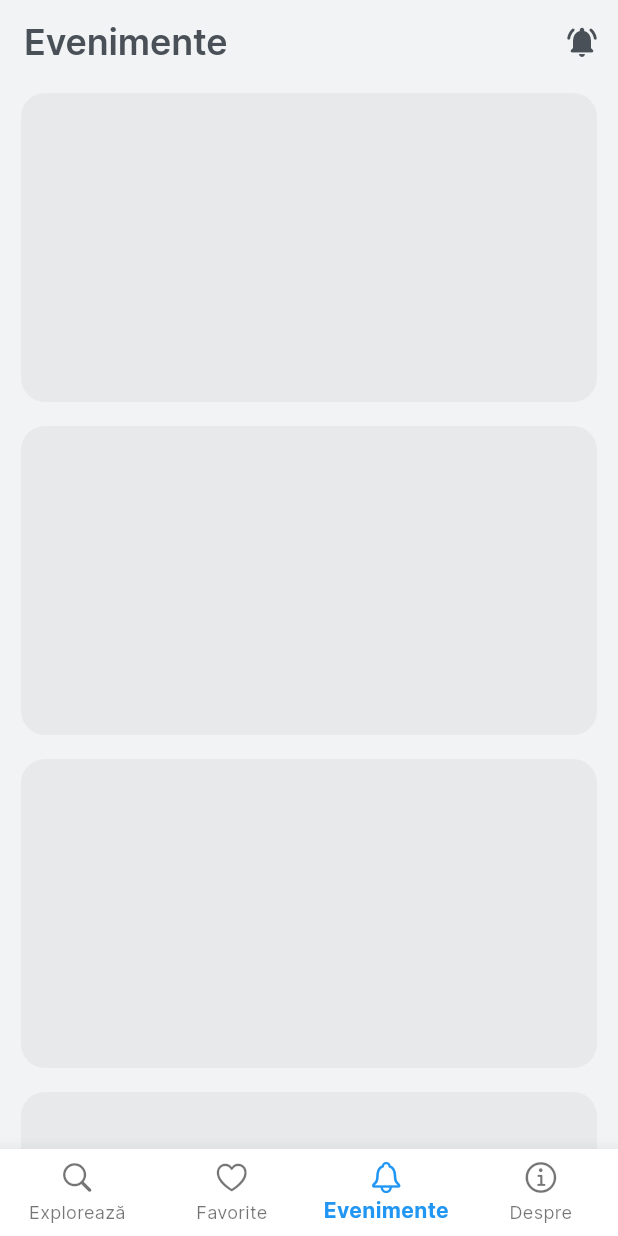
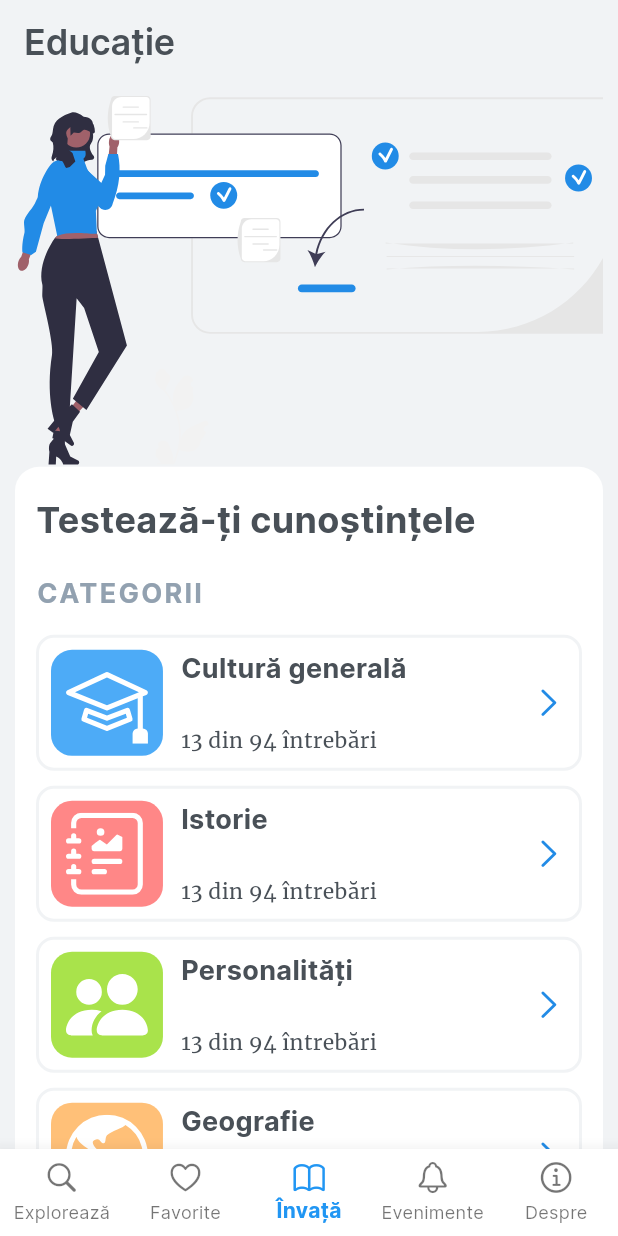
Before and after one commit to MoryokaV/Visit-Braila, a Flutter app: the screen it shows after launch, item 3 of the bottom bar chosen, on a phone screen of 412 x 824 dp. Run offline on Flutter 3.47's test engine with Material 3 defaults, Android fonts, the phone set to English and light mode, and no system bars; our stand-ins replace cached_network_image, connectivity_plus, firebase_core, firebase_dynamic_links, firebase_messaging, flutter_blurhash and 7 more; missing offline and left inert: app_settings, map_launcher; accounts and stored records are empty; generated files the repository leaves out were written again; network calls fail; statements that could not run were skipped; project files that could hold a hidden picture were left out.

Commit message:
Add learn view

```diff
--- /dev/null
+++ b/lib/views/learn_view.dart
@@ -0,0 +1,183 @@
+import 'package:flutter/cupertino.dart';
+import 'package:flutter/material.dart';
+import 'package:flutter_svg/flutter_svg.dart';
+import 'package:visit_braila/utils/responsive.dart';
+import 'package:visit_braila/utils/style.dart';
+
+class LearnView extends StatelessWidget {
+  const LearnView({super.key});
+
+  @override
+  Widget build(BuildContext context) {
+    return SafeArea(
+      child: Padding(
+        padding: const EdgeInsets.only(
+          left: 10,
+          right: 10,
+          top: 8,
+        ),
+        child: SingleChildScrollView(
+          child: Column(
+            crossAxisAlignment: CrossAxisAlignment.start,
+            children: [
+              SvgPicture.asset(
+                "assets/icons/learn.svg",
+                width: Responsive.screenWidth,
+                height: Responsive.safeBlockVertical * 30,
+                fit: BoxFit.cover,
+              ),
+              Container(
+                width: Responsive.screenWidth,
+                constraints: BoxConstraints(
+                  minHeight: Responsive.screenHeight - Responsive.safeBlockVertical * 30,
+                ),
+                decoration: const BoxDecoration(
+                  borderRadius: BorderRadius.only(
+                    topLeft: Radius.circular(16),
+                    topRight: Radius.circular(16),
+                  ),
+                  color: Colors.white,
+                ),
+                child: const Padding(
+                  padding: EdgeInsets.symmetric(
+                    horizontal: 14,
+                    vertical: 18,
+                  ),
+                  child: Column(
+                    crossAxisAlignment: CrossAxisAlignment.start,
+                    children: [
+                      Text(
+                        "Testează-ți cunoștințele",
+                        style: TextStyle(
+                          fontWeight: FontWeight.bold,
+                          fontFamily: "Inter",
+                          fontSize: 24,
+                        ),
+                      ),
+                      SizedBox(height: 20),
+                      Text(
+                        "CATEGORII",
+                        style: TextStyle(
+                          letterSpacing: 1.5,
+                          fontWeight: FontWeight.bold,
+                          fontFamily: "Inter",
+                          fontSize: 18,
+                          color: kDateTimeForegroundColor,
+                        ),
+                      ),
+                      SizedBox(height: 14),
+                      QuizzCategoryCard(
+                        title: "Cultură generală",
+                        icon: "assets/icons/mortarboard.svg",
+                        iconBgColor: Color(0xff4dabf7),
+                      ),
+                      SizedBox(height: 10),
+                      QuizzCategoryCard(
+                        title: "Istorie",
+                        icon: "assets/icons/history.svg",
+                        iconBgColor: Color(0xffff8787),
+                      ),
+                      SizedBox(height: 10),
+                      QuizzCategoryCard(
+                        title: "Personalități",
+                        icon: "assets/icons/people.svg",
+                        iconBgColor: Color(0xffa9e34b),
+                      ),
+                      SizedBox(height: 10),
+                      QuizzCategoryCard(
+                        title: "Geografie",
+                        icon: "assets/icons/geography.svg",
+                        iconBgColor: Color(0xffffc078),
+                      ),
+                      SizedBox(height: 10),
+                      QuizzCategoryCard(
+                        title: "Religie",
+                        icon: "assets/icons/cross.svg",
+                        iconBgColor: Color(0xffced4da),
+                      ),
+                    ],
+                  ),
+                ),
+              ),
+            ],
+          ),
+        ),
+      ),
+    );
+  }
+}
+
+class QuizzCategoryCard extends StatelessWidget {
+  final String title;
+  final String icon;
+  final Color iconBgColor;
+
+  const QuizzCategoryCard({
+    required this.title,
+    required this.icon,
+    required this.iconBgColor,
+    super.key,
+  });
+
+  @override
+  Widget build(BuildContext context) {
+    return GestureDetector(
+      onTap: null,
+      child: Container(
+        width: Responsive.screenWidth,
+        height: Responsive.safeBlockVertical * 11,
+        padding: const EdgeInsets.all(8),
+        decoration: BoxDecoration(
+          borderRadius: BorderRadius.circular(12),
+          border: Border.all(
+            color: kBackgroundColor,
+            width: 2,
+          ),
+        ),
+        child: Row(
+          children: [
+            Container(
+              width: Responsive.safeBlockVertical * 11 - 16,
+              height: double.infinity,
+              padding: const EdgeInsets.all(8),
+              decoration: BoxDecoration(
+                borderRadius: BorderRadius.circular(14),
+                color: iconBgColor,
+              ),
+              child: SvgPicture.asset(
+                icon,
+                colorFilter: const ColorFilter.mode(Colors.white, BlendMode.srcIn),
+              ),
+            ),
+            const SizedBox(width: 12),
+            Column(
+              crossAxisAlignment: CrossAxisAlignment.start,
+              children: [
+                Text(
+                  title,
+                  style: const TextStyle(
+                    fontWeight: FontWeight.bold,
+                    fontFamily: "Inter",
+                    fontSize: 18,
+                  ),
+                ),
+                const Spacer(),
+                const Text(
+                  "13 din 94 întrebări",
+                  style: TextStyle(
+                    fontSize: 14,
+                  ),
+                ),
+              ],
+            ),
+            const Spacer(),
+            const Icon(
+              CupertinoIcons.chevron_right,
+              color: kPrimaryColor,
+            ),
+          ],
+        ),
+      ),
+    );
+  }
+}
--- a/lib/widgets/bottom_navbar.dart
+++ b/lib/widgets/bottom_navbar.dart
@@ -4,6 +4,7 @@ import 'package:visit_braila/utils/style.dart';
 import 'package:visit_braila/views/about_view.dart';
 import 'package:visit_braila/views/all_events_view.dart';
 import 'package:visit_braila/views/home_view.dart';
+import 'package:visit_braila/views/learn_view.dart';
 import 'package:visit_braila/views/wishlist_view.dart';
 import 'package:visit_braila/widgets/notifications_button.dart';
 
@@ -20,14 +21,13 @@ class _BottomNavbarState extends State<BottomNavbar> {
   List<Widget> pages = [
     HomeView(),
     const WishlistView(),
+    const LearnView(),
     const AllEventsView(),
     const AboutView(),
   ];
 
   AppBar? getAppBar(BuildContext context) {
     switch (pageIndex) {
-      case 0:
-        return null;
       case 1:
         return AppBar(
           automaticallyImplyLeading: false,
@@ -67,6 +67,19 @@ class _BottomNavbarState extends State<BottomNavbar> {
           backgroundColor: kBackgroundColor,
           elevation: 0,
           title: Text(
+            "Educație",
+            style: Theme.of(context).textTheme.headlineMedium!.copyWith(
+                  fontWeight: FontWeight.w600,
+                  fontSize: 24,
+                ),
+          ),
+        );
+      case 3:
+        return AppBar(
+          automaticallyImplyLeading: false,
+          backgroundColor: kBackgroundColor,
+          elevation: 0,
+          title: Text(
             "Evenimente",
             style: Theme.of(context).textTheme.headlineMedium!.copyWith(
                   fontWeight: FontWeight.w600,
@@ -85,7 +98,7 @@ class _BottomNavbarState extends State<BottomNavbar> {
   @override
   Widget build(BuildContext context) {
     return DefaultTabController(
-      length: 4,
+      length: 5,
       child: Scaffold(
         body: pages[pageIndex],
         appBar: getAppBar(context),
@@ -109,6 +122,10 @@ class _BottomNavbarState extends State<BottomNavbar> {
               label: "Favorite",
             ),
             BottomNavigationBarItem(
+              icon: Icon(CupertinoIcons.book),
+              label: "Învață",
+            ),
+            BottomNavigationBarItem(
               icon: Icon(CupertinoIcons.bell),
               label: "Evenimente",
             ),
```
Also changed, not shown: assets/icons/cross.svg (added), assets/icons/geography.svg (added), assets/icons/history.svg (added), assets/icons/laptop cat.svg (added), assets/icons/learn.svg (added), assets/icons/mortarboard.svg (added), assets/icons/people.svg (added).
